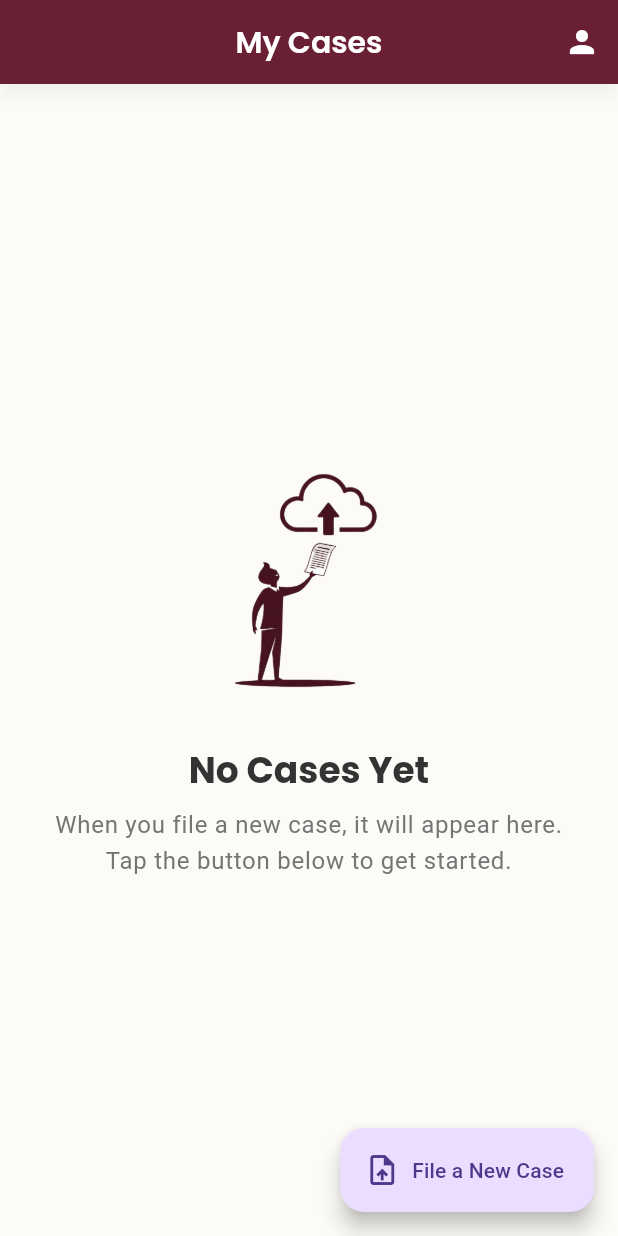
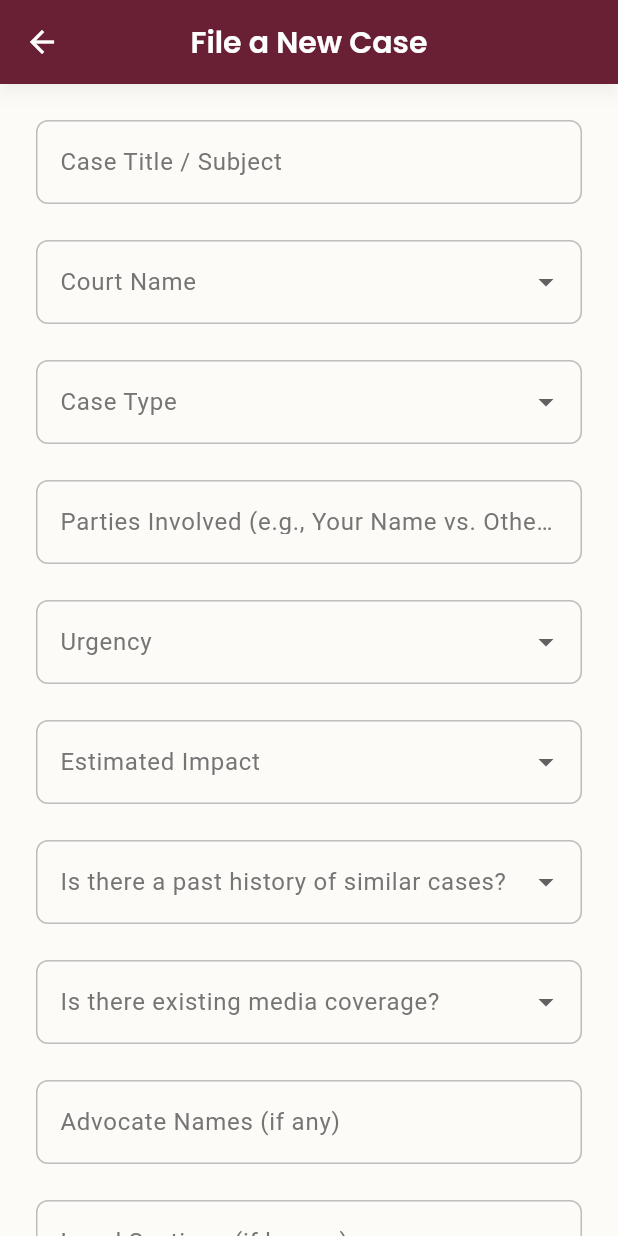
Before and after one commit to Poorvigup/case_next, a Flutter app: the CitizenDashboard screen opened directly, after a tap on "File a New Case", on a phone screen of 412 x 824 dp. Run offline on Flutter 3.47's test engine with Material 3 defaults, Android fonts, the phone set to English and light mode, and no system bars; our stand-ins replace cloud_firestore, firebase_auth, firebase_core, flutter_speed_dial, google_fonts; missing offline and left inert: tflite_flutter; accounts and stored records are empty.

Commit message:
ml model integrated

```diff
--- a/lib/main.dart
+++ b/lib/main.dart
@@ -1,3 +1,4 @@
+import 'package:case_next/screens/file_new_case_screen.dart';
 import 'package:flutter/material.dart';
 import 'package:case_next/theme/app_theme.dart';
 import 'package:case_next/screens/login_screen.dart';
@@ -47,6 +48,7 @@ class CaseNextApp extends StatelessWidget {
         '/lawyer-dashboard': (context) => const LawyerDashboard(),
         '/judge-dashboard': (context) => const JudgeDashboard(),
         '/user-profile': (context) => const UserProfileScreen(),
+        '/file-new-case': (context) => const FileNewCaseScreen(),
       },
     );
   }
--- a/lib/screens/citizen_dashboard.dart
+++ b/lib/screens/citizen_dashboard.dart
@@ -54,7 +54,9 @@ class _CitizenDashboardState extends State<CitizenDashboard> {
                 },
               ),
         floatingActionButton: FloatingActionButton.extended(
-          onPressed: () {},
+          onPressed: () {
+            Navigator.of(context).pushNamed('/file-new-case');
+          },
           label: const Text('File a New Case'),
           icon: const Icon(Icons.upload_file),
         ),
--- /dev/null
+++ b/lib/screens/file_new_case_screen.dart
@@ -0,0 +1,305 @@
+// lib/screens/file_new_case_screen.dart
+
+import 'package:flutter/material.dart';
+import 'package:firebase_auth/firebase_auth.dart';
+import 'package:cloud_firestore/cloud_firestore.dart';
+import 'package:tflite_flutter/tflite_flutter.dart';
+
+class FileNewCaseScreen extends StatefulWidget {
+  const FileNewCaseScreen({super.key});
+
+  @override
+  State<FileNewCaseScreen> createState() => _FileNewCaseScreenState();
+}
+
+class _FileNewCaseScreenState extends State<FileNewCaseScreen> {
+  final _formKey = GlobalKey<FormState>();
+
+  // --- NEW: Controllers and State Variables for all form fields ---
+  final _titleController = TextEditingController();
+  final _partiesController = TextEditingController();
+  final _summaryController = TextEditingController();
+  final _advocatesController = TextEditingController();
+  final _sectionsController = TextEditingController();
+
+  String? _selectedCourt;
+  String? _selectedCaseType;
+  String? _selectedUrgency;
+  String? _selectedPastHistory;
+  String? _selectedImpact;
+  String? _selectedMediaCoverage;
+  final List<String> _courtOptions = ['Supreme Court', 'High Court', 'District Court'];
+  final List<String> _caseTypeOptions = ['Civil', 'Criminal', 'Family', 'PIL'];
+  final List<String> _urgencyOptions = ['Emergency', 'High-profile', 'Regular'];
+  final List<String> _yesNoOptions = ['Yes', 'No'];
+  final List<String> _impactOptions = ['High', 'Medium', 'Low'];
+
+   Interpreter? _interpreter;
+  String? _predictedPriority;
+
+  @override
+  void initState() {
+    super.initState();
+    _loadModel(); // Load the model when the screen is first created
+  }
+
+  // Function to load the TFLite model from assets
+  Future<void> _loadModel() async {
+    try {
+      _interpreter = await Interpreter.fromAsset('assets/ml/case_priority_model.tflite');
+      print('Model loaded successfully');
+    } catch (e) {
+      print('Failed to load model: $e');
+    }
+  }
+
+  // --- THIS IS THE CRITICAL PREPROCESSING FUNCTION ---
+  // It converts the user's text selections into a list of numbers for the model.
+  // The order and encoding MUST MATCH how your model was trained.
+  List<double> _preprocessInput() {
+    // Example encoding - YOU MUST ADJUST THIS TO MATCH YOUR MODEL'S TRAINING
+    double court = _selectedCourt == 'Supreme Court' ? 2.0 : (_selectedCourt == 'High Court' ? 1.0 : 0.0);
+    double caseType = _selectedCaseType == 'PIL' ? 3.0 : (_selectedCaseType == 'Family' ? 2.0 : (_selectedCaseType == 'Criminal' ? 1.0 : 0.0));
+    double urgency = _selectedUrgency == 'Emergency' ? 2.0 : (_selectedUrgency == 'High-profile' ? 1.0 : 0.0);
+    double pastHistory = _selectedPastHistory == 'Yes' ? 1.0 : 0.0;
+    double impact = _selectedImpact == 'High' ? 2.0 : (_selectedImpact == 'Medium' ? 1.0 : 0.0);
+    double mediaCoverage = _selectedMediaCoverage == 'Yes' ? 1.0 : 0.0;
+
+    // This must return a list of doubles in the exact order your model expects.
+    return [court, caseType, urgency, pastHistory, impact, mediaCoverage];
+  }
+
+  // Function to run the model and get the prediction
+  String? _runInference() {
+    if (_interpreter == null) {
+      print('Interpreter not initialized');
+      throw Exception('Prediction model is not available.');
+    }
+
+    double court = _selectedCourt == 'Supreme Court' ? 2.0 : (_selectedCourt == 'High Court' ? 1.0 : 0.0);
+    double caseType = _selectedCaseType == 'PIL' ? 3.0 : (_selectedCaseType == 'Family' ? 2.0 : (_selectedCaseType == 'Criminal' ? 1.0 : 0.0));
+    double urgency = _selectedUrgency == 'Emergency' ? 2.0 : (_selectedUrgency == 'High-profile' ? 1.0 : 0.0);
+    double pastHistory = _selectedPastHistory == 'Yes' ? 1.0 : 0.0;
+    double impact = _selectedImpact == 'High' ? 2.0 : (_selectedImpact == 'Medium' ? 1.0 : 0.0);
+    double mediaCoverage = _selectedMediaCoverage == 'Yes' ? 1.0 : 0.0;
+    final input = [court, caseType, urgency, pastHistory, impact, mediaCoverage];
+
+    var modelInput = [input];
+    var modelOutput = List.generate(1, (index) => List.filled(3, 0.0));
+
+    _interpreter!.run(modelInput, modelOutput);
+    // Post-process the output
+    List<double> probabilities = modelOutput[0];
+    int maxIndex = 0;
+    for (int i = 1; i < probabilities.length; i++) {
+      if (probabilities[i] > probabilities[maxIndex]) {
+        maxIndex = i;
+      }
+    }
+
+    // Convert the index back to a human-readable label
+    // This order MUST match the output encoding of your model
+    const labels = ['Low', 'Medium', 'High'];
+    // Create the final variable to hold the result
+    final String prediction = labels[maxIndex];
+
+    // Now use this new variable
+    print('Model Input: $input');
+    print('Model Output (Probabilities): $probabilities');
+    print('Predicted Priority: $prediction');
+
+    // Return the variable
+    return prediction;
+  }
+
+  // --- MODIFIED: The submit function now includes all new data ---
+Future<void> _submitCase() async {
+    // 1. Validate the form's text fields and dropdowns
+    if (!_formKey.currentState!.validate()) {
+      return; // If any validator fails, stop here.
+    }
+
+    // 2. Show a loading dialog so the user knows something is happening
+    showDialog(
+      context: context,
+      barrierDismissible: false,
+      builder: (context) => const Center(child: CircularProgressIndicator()),
+    );
+
+    try {
+      // 3. --- CRITICAL VALIDATION STEP ---
+      // Manually check that all required data for the model is present.
+      // This will give us a clear error instead of the TFLite one.
+      final modelInputs = {
+        'Court Name': _selectedCourt,
+        'Case Type': _selectedCaseType,
+        'Urgency': _selectedUrgency,
+        'Past History': _selectedPastHistory,
+        'Estimated Impact': _selectedImpact,
+        'Media Coverage': _selectedMediaCoverage,
+      };
+
+      for (final entry in modelInputs.entries) {
+        if (entry.value == null) {
+          throw Exception('${entry.key} is missing. Please select a value.');
+        }
+      }
+      // --- END OF VALIDATION ---
+
+      // 4. If validation passes, run the model
+      final predictedPriority = _runInference();
+
+      if (predictedPriority == null) {
+        throw Exception('Prediction failed after running the model.');
+      }
+
+      // 5. Get user and prepare data for Firestore
+      final user = FirebaseAuth.instance.currentUser;
+      if (user == null) throw Exception("User is not logged in.");
+
+      final caseData = {
+        'filedByUid': user.uid, 'filedByEmail': user.email, 'filedAt': FieldValue.serverTimestamp(), 'status': 'Submitted',
+        'Case_Summary': _summaryController.text.trim(), 'Court_Name': _selectedCourt, 'Case_Type': _selectedCaseType,
+        'Parties_Involved': _partiesController.text.trim(), 'Urgency_Tag': _selectedUrgency, 'Advocate_Names': _advocatesController.text.trim(),
+        'Legal_Sections': _sectionsController.text.trim(), 'Past_History': _selectedPastHistory, 'Estimated_Impact': _selectedImpact,
+        'Media_Coverage': _selectedMediaCoverage, 'title': _titleController.text.trim(),
+        'Priority_Label': predictedPriority,
+      };
+
+      // 6. Save to Firestore
+      await FirebaseFirestore.instance.collection('cases').add(caseData);
+
+      if (mounted) {
+        Navigator.of(context).pop(); // Close loading dialog
+        ScaffoldMessenger.of(context).showSnackBar(
+          SnackBar(content: Text('Case submitted! Predicted Priority: $predictedPriority')),
+        );
+        Navigator.of(context).pop(); // Go back to dashboard
+      }
+    } catch (e) {
+      // 7. This will now catch our clear, custom error messages
+      if (mounted) {
+        Navigator.of(context).pop(); // Close loading dialog
+        ScaffoldMessenger.of(context).showSnackBar(
+          SnackBar(content: Text('Failed to submit case: ${e.toString()}'), backgroundColor: Colors.red),
+        );
+      }
+    }
+  }
+
+  @override
+  void dispose() {
+    _titleController.dispose();
+    _partiesController.dispose();
+    _summaryController.dispose();
+    _advocatesController.dispose();
+    _sectionsController.dispose();
+    super.dispose();
+  }
+
+  @override
+  Widget build(BuildContext context) {
+    return Scaffold(
+      appBar: AppBar(title: const Text('File a New Case')),
+      body: SingleChildScrollView(
+        padding: const EdgeInsets.all(24.0),
+        child: Form(
+          key: _formKey,
+          child: Column(
+            crossAxisAlignment: CrossAxisAlignment.stretch,
+            children: [
+              // --- THIS IS THE NEW, EXPANDED FORM ---
+              TextFormField(
+                controller: _titleController,
+                decoration: const InputDecoration(labelText: 'Case Title / Subject'),
+                validator: (v) => v == null || v.isEmpty ? 'Please enter a title.' : null,
+              ),
+              const SizedBox(height: 24),
+              DropdownButtonFormField<String>(
+                value: _selectedCourt,
+                decoration: const InputDecoration(labelText: 'Court Name'),
+                items: _courtOptions.map((o) => DropdownMenuItem(value: o, child: Text(o))).toList(),
+                onChanged: (v) => setState(() => _selectedCourt = v),
+                validator: (v) => v == null ? 'Please select a court.' : null,
+              ),
+              const SizedBox(height: 24),
+              DropdownButtonFormField<String>(
+                value: _selectedCaseType,
+                decoration: const InputDecoration(labelText: 'Case Type'),
+                items: _caseTypeOptions.map((o) => DropdownMenuItem(value: o, child: Text(o))).toList(),
+                onChanged: (v) => setState(() => _selectedCaseType = v),
+                validator: (v) => v == null ? 'Please select a case type.' : null,
+              ),
+              const SizedBox(height: 24),
+              TextFormField(
+                controller: _partiesController,
+                decoration: const InputDecoration(labelText: 'Parties Involved (e.g., Your Name vs. Other Party)'),
+                validator: (v) => v == null || v.isEmpty ? 'Please enter the parties involved.' : null,
+              ),
+              const SizedBox(height: 24),
+              DropdownButtonFormField<String>(
+                value: _selectedUrgency,
+                decoration: const InputDecoration(labelText: 'Urgency'),
+                items: _urgencyOptions.map((o) => DropdownMenuItem(value: o, child: Text(o))).toList(),
+                onChanged: (v) => setState(() => _selectedUrgency = v),
+                validator: (v) => v == null ? 'Please select the urgency.' : null,
+              ),
+              const SizedBox(height: 24),
+              DropdownButtonFormField<String>(
+                value: _selectedImpact,
+                decoration: const InputDecoration(labelText: 'Estimated Impact'),
+                items: _impactOptions.map((o) => DropdownMenuItem(value: o, child: Text(o))).toList(),
+                onChanged: (v) => setState(() => _selectedImpact = v),
+                validator: (v) => v == null ? 'Please select the estimated impact.' : null,
+              ),
+              const SizedBox(height: 24),
+              DropdownButtonFormField<String>(
+                value: _selectedPastHistory,
+                decoration: const InputDecoration(labelText: 'Is there a past history of similar cases?'),
+                items: _yesNoOptions.map((o) => DropdownMenuItem(value: o, child: Text(o))).toList(),
+                onChanged: (v) => setState(() => _selectedPastHistory = v),
+                validator: (v) => v == null ? 'Please select an option.' : null,
+              ),
+              const SizedBox(height: 24),
+              DropdownButtonFormField<String>(
+                value: _selectedMediaCoverage,
+                decoration: const InputDecoration(labelText: 'Is there existing media coverage?'),
+                items: _yesNoOptions.map((o) => DropdownMenuItem(value: o, child: Text(o))).toList(),
+                onChanged: (v) => setState(() => _selectedMediaCoverage = v),
+                validator: (v) => v == null ? 'Please select an option.' : null,
+              ),
+              const SizedBox(height: 24),
+              TextFormField(
+                controller: _advocatesController,
+                decoration: const InputDecoration(labelText: 'Advocate Names (if any)'),
+                // No validator, this is optional
+              ),
+              const SizedBox(height: 24),
+              TextFormField(
+                controller: _sectionsController,
+                decoration: const InputDecoration(labelText: 'Legal Sections (if known)'),
+                // No validator, this is optional
+              ),
+              const SizedBox(height: 24),
+              TextFormField(
+                controller: _summaryController,
+                decoration: const InputDecoration(
+                  labelText: 'Case Summary',
+                  hintText: 'Provide a detailed description of the incident or issue.',
+                  alignLabelWithHint: true,
+                ),
+                maxLines: 8,
+                validator: (v) => v == null || v.isEmpty ? 'Please provide a summary.' : null,
+              ),
+              const SizedBox(height: 40),
+              ElevatedButton(
+                onPressed: _submitCase,
+                child: const Text('Submit Case'),
+              ),
+            ],
+          ),
+        ),
+      ),
+    );
+  }
+}
--- a/pubspec.yaml
+++ b/pubspec.yaml
@@ -15,6 +15,8 @@ dependencies:
   firebase_core: ^2.27.0
   firebase_auth: ^4.17.8
   cloud_firestore: ^4.15.8
+  tflite_flutter: ^0.10.4
+  collection: ^1.18.0
 
   cupertino_icons: ^1.0.2
 
@@ -28,6 +30,7 @@ flutter:
   # To add assets to your application, add an assets section, like this:
   assets:
     - assets/images/
+    - assets/ml/case_priority_model.tflite
   #   - images/a_dot_ham.jpeg
 
   # An image asset can refer to one or more resolution-specific "variants", see
```
Also changed, not shown: lib/screens/login_screen.dart (+28 -27 lines), pubspec.lock, 4 other files.
